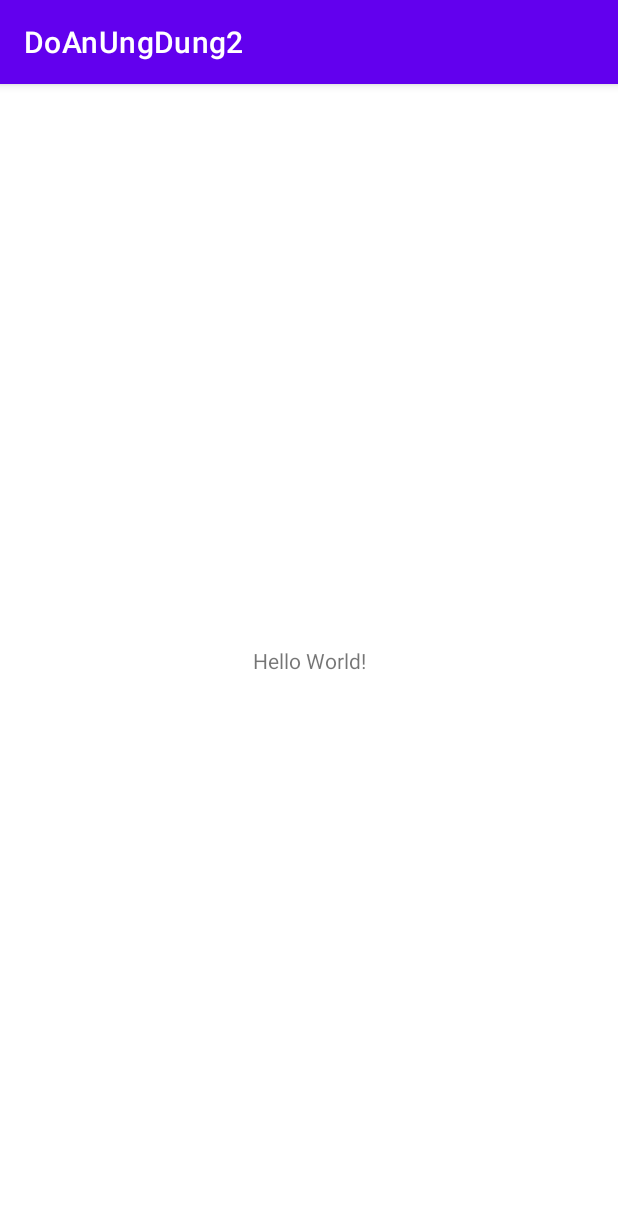
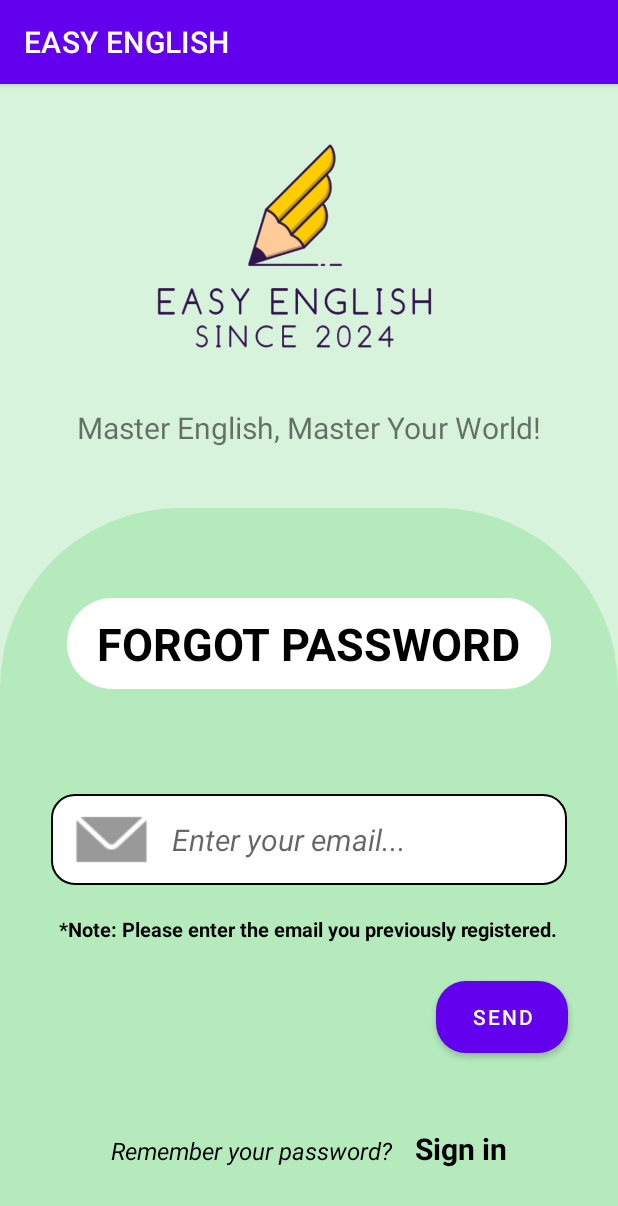
Before and after one commit to WhiteCornFour/DO-AN-UNG-DUNG-2, an Android app: the screen it shows after launch (MainActivity before the commit, Act_ForgotPassword after it), on a phone screen of 412 x 824 dp. Shown: the top 1206 px of the screen. Run offline under Robolectric (Android 15) with nearby library versions, the phone set to English and light mode, and no system bars.

Commit message:
Create Folder For MVC Model

```diff
--- a/app/build.gradle
+++ b/app/build.gradle
@@ -36,4 +36,5 @@ dependencies {
     testImplementation 'junit:junit:4.13.2'
     androidTestImplementation 'androidx.test.ext:junit:1.2.1'
     androidTestImplementation 'androidx.test.espresso:espresso-core:3.6.1'
+
 }
--- a/app/src/main/AndroidManifest.xml
+++ b/app/src/main/AndroidManifest.xml
@@ -1,6 +1,8 @@
 <?xml version="1.0" encoding="utf-8"?>
 <manifest xmlns:android="http://schemas.android.com/apk/res/android"
     xmlns:tools="http://schemas.android.com/tools">
+
+    <uses-permission android:name="android.permission.INTERNET"/>
 
     <application
         android:allowBackup="true"
@@ -13,6 +15,9 @@
         tools:targetApi="31">
         <activity
             android:name=".View.MainActivity"
+            android:exported="false" />
+        <activity
+            android:name=".View.Act_ForgotPassword"
             android:exported="true">
             <intent-filter>
                 <action android:name="android.intent.action.MAIN" />
@@ -21,5 +26,4 @@
             </intent-filter>
         </activity>
     </application>
-
 </manifest>
--- /dev/null
+++ b/app/src/main/java/com/example/doanungdung2/Controller/NguoiDungHandler.java
@@ -0,0 +1,4 @@
+package com.example.doanungdung2.Controller;
+
+public class NguoiDungHandler {
+}
--- /dev/null
+++ b/app/src/main/java/com/example/doanungdung2/Model/NguoiDung.java
@@ -0,0 +1,4 @@
+package com.example.doanungdung2.Model;
+
+public class NguoiDung {
+}
--- /dev/null
+++ b/app/src/main/java/com/example/doanungdung2/View/Act_ForgotPassword.java
@@ -0,0 +1,89 @@
+package com.example.doanungdung2.View;
+
+import androidx.appcompat.app.AppCompatActivity;
+
+import android.os.Bundle;
+import android.view.View;
+import android.widget.Button;
+import android.widget.EditText;
+import android.widget.TextView;
+
+import com.example.doanungdung2.R;
+
+public class Act_ForgotPassword extends AppCompatActivity {
+
+    EditText edtMailForgotPass;
+    TextView tvSignInForgotPass;
+    Button btnSendForgotPass;
+
+    @Override
+    protected void onCreate(Bundle savedInstanceState) {
+        super.onCreate(savedInstanceState);
+        setContentView(R.layout.activity_act_forgot_password);
+        addControl();
+
+        addEvent();
+    }
+
+    void addControl()
+    {
+        edtMailForgotPass = findViewById(R.id.edtMailForgotPass);
+        tvSignInForgotPass = findViewById(R.id.tvSignInForgotPass);
+        btnSendForgotPass = findViewById(R.id.btnSendForgotPass);
+    }
+
+    void addEvent()
+    {
+//        btnSendForgotPass.setOnClickListener(new View.OnClickListener() {
+//            @Override
+//            public void onClick(View view) {
+//                try {
+//
+//                    String stringSenderEmail = "bapnhn1810@gmail.com";
+//                    String stringReceiverEmail = "hoangnam18102004@gmail.com";
+//                    String stringPasswordSenderEmail = "MatKhau123";
+//
+//                    String stringHost = "smtp.gmail.com";
+//                    Properties properties = System.getProperties();
+//
+//                    properties.put("mail.smtp.host", stringHost);
+//                    properties.put("mail.smtp.port", "465");
+//                    properties.put("mail.smtp.ssl.enable", "true");
+//                    properties.put("mail.smtp.auth", "true");
+//
+//                    javax.mail.Session session = Session.getDefaultInstance(properties, new Authenticator() {
+//                        @Override
+//                        protected PasswordAuthentication getPasswordAuthentication() {
+//                            return new PasswordAuthentication(stringSenderEmail, stringPasswordSenderEmail);
+//                        }
+//                    });
+//
+//                    MimeMessage mimeMessage = new MimeMessage(session);
+//
+//                    mimeMessage.addRecipient(Message.RecipientType.TO, new InternetAddress(stringReceiverEmail));
+//
+//                    mimeMessage.setSubject("Subject: Android App Email");
+//                    mimeMessage.setText("programmer send u this email \n\n hi");
+//
+//                    Thread thread = new Thread(new Runnable() {
+//                        @Override
+//                        public void run() {
+//                            try {
+//                                Transport.send(mimeMessage);
+//                            } catch (MessagingException e) {
+//                                throw new RuntimeException(e);
+//                            }
+//                        }
+//                    });
+//
+//                    thread.start();
+//
+//                } catch (AddressException e) {
+//                    throw new RuntimeException(e);
+//                } catch (MessagingException e) {
+//                    throw new RuntimeException(e);
+//                }
+//            }
+//        });
+    }
+}
--- /dev/null
+++ b/app/src/main/res/drawable/backgr_boder_nendam.xml
@@ -0,0 +1,9 @@
+<!-- res/drawable/border_rounded.xml -->
+<shape xmlns:android="http://schemas.android.com/apk/res/android">
+    <solid android:color="@color/background_phu" />
+    <corners
+        android:topLeftRadius="120dp"
+        android:topRightRadius="120dp"
+        android:bottomLeftRadius="0dp"
+        android:bottomRightRadius="0dp" />
+</shape>
--- /dev/null
+++ b/app/src/main/res/drawable/backgr_radius_chochu.xml
@@ -0,0 +1,7 @@
+<!-- res/drawable/border_rounded.xml -->
+<shape xmlns:android="http://schemas.android.com/apk/res/android">
+    <solid android:color="@android:color/transparent" />
+    <solid android:color="@android:color/white" />
+
+    <corners android:radius="30dp" />
+</shape>
--- /dev/null
+++ b/app/src/main/res/drawable/boder_round_btn_forgotpass.xml
@@ -0,0 +1,9 @@
+<shape xmlns:android="http://schemas.android.com/apk/res/android">
+    <solid android:color="@color/brown_backgr" /> <!-- Màu nâu -->
+    <corners android:radius="20dp" /> <!-- Bo góc 16dp -->
+    <padding
+        android:left="10dp"
+        android:top="10dp"
+        android:right="10dp"
+        android:bottom="10dp" />
+</shape>
--- /dev/null
+++ b/app/src/main/res/drawable/border_rounded_forgotpass.xml
@@ -0,0 +1,9 @@
+<!-- res/drawable/border_rounded.xml -->
+<shape xmlns:android="http://schemas.android.com/apk/res/android">
+    <solid android:color="@android:color/transparent" />
+    <solid android:color="@android:color/white" />
+    <stroke
+        android:width="1.5dp"
+        android:color="@android:color/black" />
+    <corners android:radius="15dp" />
+</shape>
--- /dev/null
+++ b/app/src/main/res/layout/activity_act_forgot_password.xml
@@ -0,0 +1,138 @@
+<?xml version="1.0" encoding="utf-8"?>
+<LinearLayout xmlns:android="http://schemas.android.com/apk/res/android"
+    xmlns:app="http://schemas.android.com/apk/res-auto"
+    xmlns:tools="http://schemas.android.com/tools"
+    android:layout_width="match_parent"
+    android:layout_height="match_parent"
+    android:orientation="vertical"
+    android:background="@color/background"
+    tools:context=".View.Act_ForgotPassword">
+
+    <ImageView
+        android:id="@+id/imageView2"
+        android:layout_width="250dp"
+        android:layout_height="175.27dp"
+        android:layout_gravity="center"
+        android:layout_marginTop="20dp"
+        app:srcCompat="@drawable/logo_no_background" />
+
+    <TextView
+        android:id="@+id/textView"
+        android:layout_width="wrap_content"
+        android:layout_height="wrap_content"
+        android:textSize="20dp"
+        android:layout_gravity="center"
+        android:layout_marginTop="20dp"
+        android:text="Master English, Master Your World!" />
+
+    <LinearLayout
+        android:layout_width="match_parent"
+        android:layout_height="match_parent"
+        android:layout_marginTop="40dp"
+        android:background="@drawable/backgr_boder_nendam"
+
+        android:orientation="vertical">
+
+        <TextView
+            android:id="@+id/textView2"
+            android:layout_width="wrap_content"
+            android:layout_height="wrap_content"
+            android:layout_gravity="center"
+            android:layout_marginTop="60dp"
+            android:text="FORGOT PASSWORD"
+            android:textColor="@color/black"
+            android:textSize="30dp"
+            android:background="@drawable/backgr_radius_chochu"
+            android:paddingTop="10dp"
+            android:paddingBottom="10dp"
+            android:paddingRight="20dp"
+            android:paddingLeft="20dp"
+            android:textStyle="bold" />
+
+        <LinearLayout
+            android:layout_width="wrap_content"
+            android:layout_height="wrap_content"
+            android:layout_gravity="center"
+            android:layout_marginTop="70dp"
+            android:background="@drawable/border_rounded_forgotpass"
+            android:orientation="horizontal"
+            android:paddingLeft="15dp"
+            android:paddingTop="5dp"
+            android:paddingRight="30dp"
+            android:paddingBottom="5dp">
+
+            <ImageView
+                android:id="@+id/imageView3"
+                android:layout_width="50dp"
+                android:layout_height="50dp"
+                android:layout_weight="1"
+                app:srcCompat="@drawable/mail" />
+
+            <EditText
+                android:id="@+id/edtMailForgotPass"
+                android:layout_width="wrap_content"
+                android:layout_height="wrap_content"
+                android:layout_gravity="center"
+                android:layout_marginLeft="15dp"
+                android:layout_weight="1"
+                android:background="@null"
+                android:ems="10"
+                android:hint="Enter your email..."
+                android:inputType="textPersonName"
+                android:textSize="20dp"
+                android:textStyle="italic" />
+        </LinearLayout>
+
+        <TextView
+            android:id="@+id/textView3"
+            android:layout_width="wrap_content"
+            android:layout_height="wrap_content"
+            android:layout_gravity="center"
+            android:layout_marginTop="20dp"
+            android:text="*Note: Please enter the email you previously registered."
+            android:textColor="@color/black"
+            android:textSize="13.5dp"
+            android:textStyle="bold" />
+
+        <Button
+            android:id="@+id/btnSendForgotPass"
+            android:layout_width="wrap_content"
+            android:layout_height="wrap_content"
+            android:layout_gravity="right"
+            android:layout_marginTop="25dp"
+            android:layout_marginRight="33dp"
+            android:background="@drawable/boder_round_btn_forgotpass"
+            android:paddingLeft="15dp"
+            android:paddingRight="15dp"
+            android:text="Send"/>
+
+        <LinearLayout
+            android:layout_width="wrap_content"
+            android:layout_height="wrap_content"
+            android:layout_gravity="center"
+            android:layout_marginTop="50dp"
+            android:orientation="horizontal">
+
+            <TextView
+                android:id="@+id/textView4"
+                android:layout_width="wrap_content"
+                android:layout_height="wrap_content"
+                android:text="Remember your password?"
+                android:textColor="@color/black"
+                android:textSize="16dp"
+                android:textStyle="italic" />
+
+            <TextView
+                android:id="@+id/tvSignInForgotPass"
+                android:layout_width="wrap_content"
+                android:layout_height="wrap_content"
+                android:layout_marginLeft="15dp"
+                android:text="Sign in"
+                android:textColor="@color/black"
+                android:textSize="20dp"
+                android:textStyle="bold" />
+        </LinearLayout>
+
+    </LinearLayout>
+
+</LinearLayout>
--- a/app/src/main/res/values/colors.xml
+++ b/app/src/main/res/values/colors.xml
@@ -7,4 +7,7 @@
     <color name="teal_700">#FF018786</color>
     <color name="black">#FF000000</color>
     <color name="white">#FFFFFFFF</color>
+    <color name="background">#D8F3DC</color>
+    <color name="background_phu">#B5EABD</color>
+    <color name="brown_backgr">#463838</color>
 </resources>
--- a/app/src/main/res/values/strings.xml
+++ b/app/src/main/res/values/strings.xml
@@ -1,3 +1,3 @@
 <resources>
-    <string name="app_name">DoAnUngDung2</string>
+    <string name="app_name">EASY ENGLISH</string>
 </resources>
```
Also changed, not shown: app/src/main/res/drawable/logo_no_background.png (added), app/src/main/res/drawable/mail.png (added), app/src/main/res/values/themes.xml (line endings or trailing spaces).
